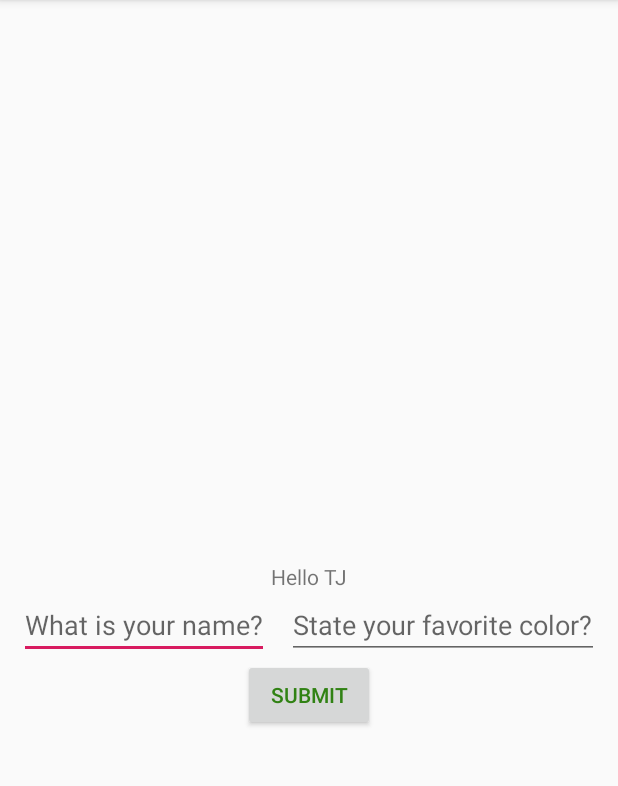
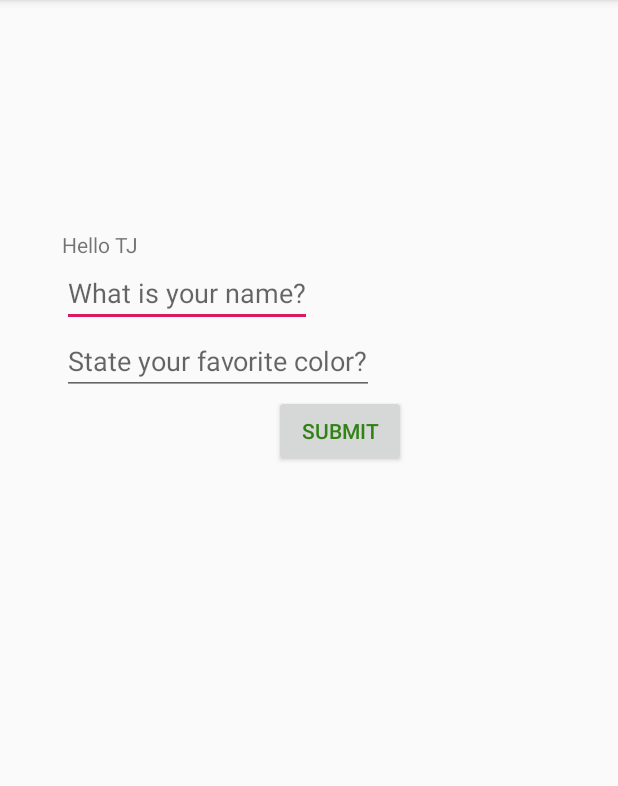
Before and after one commit to dltra/01QuizApp, an Android app: the screen it shows after launch (MainActivity), on a phone screen of 412 x 824 dp, the part 84-870 px from its top. Run offline under Robolectric (Android 15) with nearby library versions, the phone set to English and light mode, and no system bars.

Commit message:
Adding Constraint Vertical and Horizontal Guidelines

```diff
--- a/app/src/main/res/layout/activity_main.xml
+++ b/app/src/main/res/layout/activity_main.xml
@@ -5,24 +5,32 @@
     android:layout_width="match_parent"
     android:layout_height="match_parent"
     tools:context=".MainActivity">
-
+    <androidx.constraintlayout.widget.Guideline
+        android:layout_width="wrap_content"
+        android:layout_height="wrap_content"
+        android:id="@+id/vert_guideline"
+        app:layout_constraintGuide_percent=".10"
+        android:orientation="vertical"/>
+    <androidx.constraintlayout.widget.Guideline
+        android:layout_width="wrap_content"
+        android:layout_height="wrap_content"
+        android:id="@+id/horz_guideline"
+        app:layout_constraintGuide_percent=".20"
+        android:orientation="horizontal"/>
     <TextView
         android:id="@+id/textBox"
         android:layout_width="wrap_content"
         android:layout_height="wrap_content"
         android:text="@string/text_box_label"
-        app:layout_constraintBottom_toBottomOf="parent"
-        app:layout_constraintLeft_toLeftOf="parent"
-        app:layout_constraintRight_toRightOf="parent"
-        app:layout_constraintTop_toTopOf="parent" />
+        app:layout_constraintLeft_toLeftOf="@id/vert_guideline"
+        app:layout_constraintTop_toTopOf="@id/horz_guideline" />
     <EditText
         android:id="@+id/responseEditText"
         android:layout_width="wrap_content"
         android:layout_height="wrap_content"
         android:hint="@string/name_hint"
         app:layout_constraintTop_toBottomOf="@+id/textBox"
-        app:layout_constraintLeft_toLeftOf="parent"
-        app:layout_constraintRight_toLeftOf="@id/response2EditText"/>
+        app:layout_constraintLeft_toLeftOf="@id/vert_guideline" />
 <!--        android:inputType="TODO"-->
 <!--        android:autofillHints="AUTOFILL_HINT_NAME" />-->
     <EditText
@@ -30,9 +38,8 @@
         android:layout_width="wrap_content"
         android:layout_height="wrap_content"
         android:hint="@string/color_hint"
-        app:layout_constraintTop_toBottomOf="@+id/textBox"
-        app:layout_constraintLeft_toRightOf="@id/responseEditText"
-        app:layout_constraintRight_toRightOf="parent"/>
+        app:layout_constraintTop_toBottomOf="@id/responseEditText"
+        app:layout_constraintLeft_toRightOf="@id/vert_guideline" />
     <Button
         android:id="@+id/clickButton"
         android:layout_width="wrap_content"
@@ -40,8 +47,7 @@
         android:text="@string/click_button"
         android:textColor="#318214"
         android:textAllCaps="true"
-        app:layout_constraintTop_toBottomOf="@+id/responseEditText"
-        app:layout_constraintLeft_toLeftOf="parent"
-        app:layout_constraintRight_toRightOf="parent"
-        />
+        app:layout_constraintTop_toBottomOf="@+id/response2EditText"
+        app:layout_constraintLeft_toLeftOf="@id/vert_guideline"
+        app:layout_constraintRight_toRightOf="parent"/>
 </androidx.constraintlayout.widget.ConstraintLayout>
```
